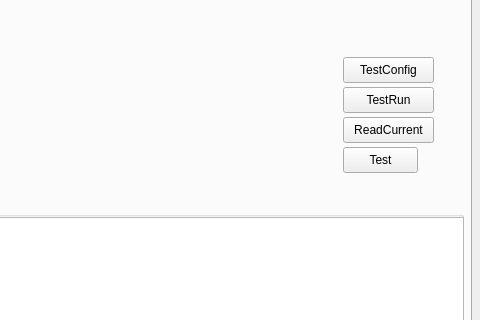
This is python/src/LpdFemGui/LpdFemGuiMainWindow.ui in stfc-aeg/lpd-detector as Qt 5 draws it before an edit; both pictures show x 319 to 799 and y 198 to 518 of the 799 by 792 pixel window. The edited form follows.
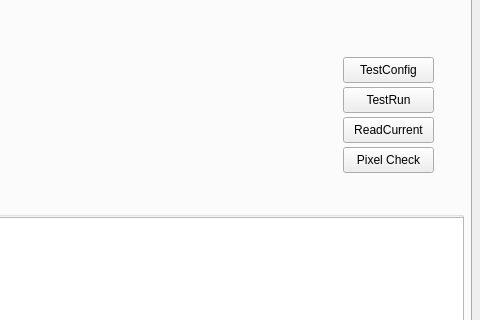
This is the edited form.

Patch:
```diff
--- a/python/src/LpdFemGui/LpdFemGuiMainWindow.ui
+++ b/python/src/LpdFemGui/LpdFemGuiMainWindow.ui
@@ -4535,7 +4535,7 @@
        <rect>
         <x>650</x>
         <y>240</y>
-        <width>75</width>
+        <width>91</width>
         <height>26</height>
        </rect>
       </property>
@@ -4552,7 +4552,7 @@
        </size>
       </property>
       <property name="text">
-       <string>Test</string>
+       <string>Pixel Check</string>
       </property>
      </widget>
      <widget class="QRadioButton" name="moduleLhsSel">
```
Left out of the diff: 2 changed lines with no effect on the pictures.
